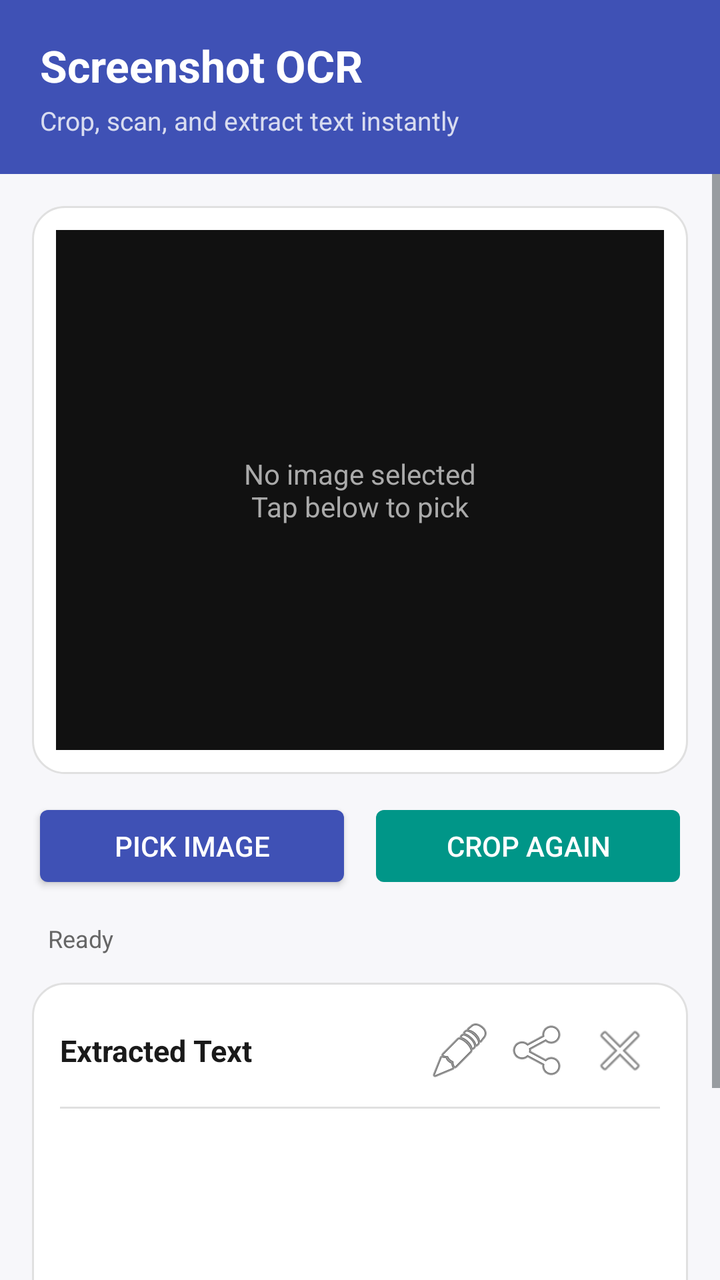
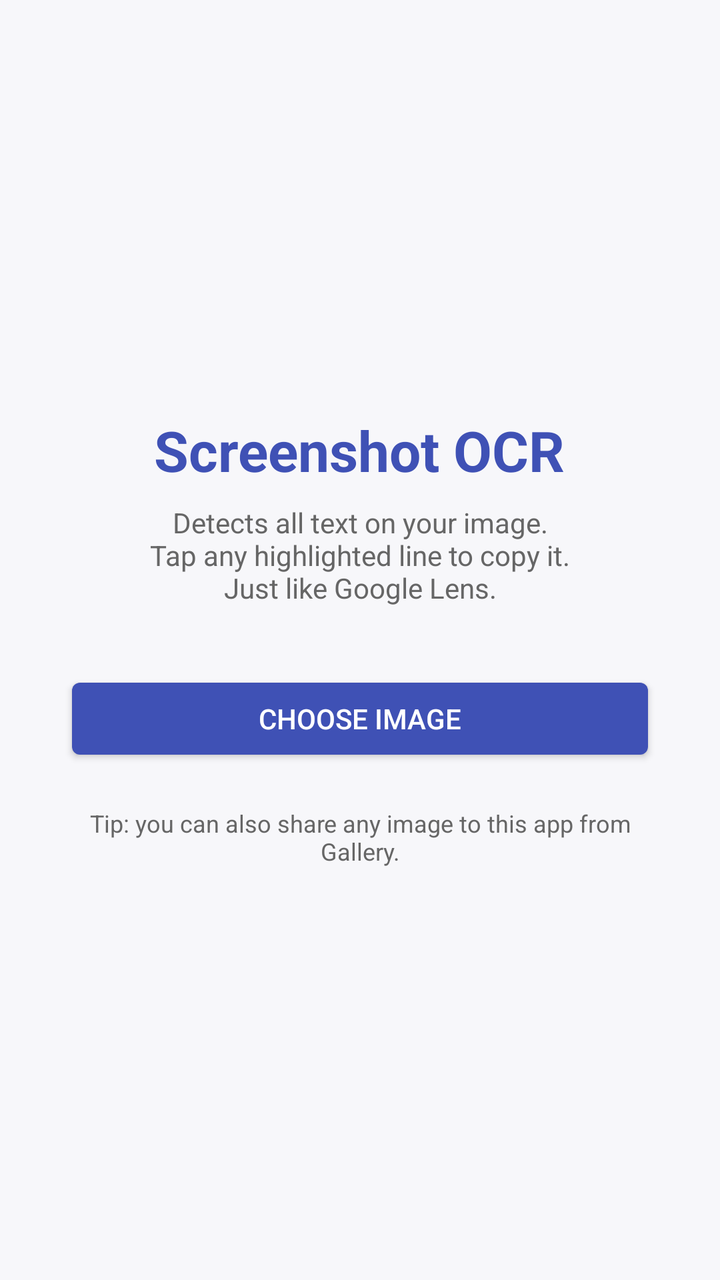

An Android layout rendered at two revisions. The XML below is the earlier revision; the diff shows what the commit changed to produce the second picture.
<!-- AndroidManifest.xml: application theme AppTheme -->
<!-- res/layout/activity_main.xml -->
<?xml version="1.0" encoding="utf-8"?>
<FrameLayout xmlns:android="http://schemas.android.com/apk/res/android"
    android:layout_width="match_parent"
    android:layout_height="match_parent"
    android:background="@color/bg">

    <LinearLayout
        android:layout_width="match_parent"
        android:layout_height="match_parent"
        android:orientation="vertical">

        <LinearLayout
            android:layout_width="match_parent"
            android:layout_height="wrap_content"
            android:orientation="vertical"
            android:background="@color/primary"
            android:paddingStart="20dp"
            android:paddingEnd="20dp"
            android:paddingTop="18dp"
            android:paddingBottom="18dp">

            <TextView
                android:layout_width="wrap_content"
                android:layout_height="wrap_content"
                android:text="Screenshot OCR"
                android:textColor="#FFFFFF"
                android:textSize="22sp"
                android:textStyle="bold" />

            <TextView
                android:layout_width="wrap_content"
                android:layout_height="wrap_content"
                android:text="Crop, scan, and extract text instantly"
                android:textColor="#CCFFFFFF"
                android:textSize="13sp"
                android:layout_marginTop="4dp" />
        </LinearLayout>

        <ScrollView
            android:layout_width="match_parent"
            android:layout_height="match_parent"
            android:fillViewport="true">

            <LinearLayout
                android:layout_width="match_parent"
                android:layout_height="wrap_content"
                android:orientation="vertical"
                android:padding="16dp">

                <LinearLayout
                    android:layout_width="match_parent"
                    android:layout_height="wrap_content"
                    android:orientation="vertical"
                    android:background="@drawable/card_bg"
                    android:padding="12dp">

                    <FrameLayout
                        android:layout_width="match_parent"
                        android:layout_height="260dp"
                        android:background="#111111">

                        <ImageView
                            android:id="@+id/preview"
                            android:layout_width="match_parent"
                            android:layout_height="match_parent"
                            android:scaleType="fitCenter"
                            android:contentDescription="Preview" />

                        <TextView
                            android:id="@+id/emptyHint"
                            android:layout_width="wrap_content"
                            android:layout_height="wrap_content"
                            android:layout_gravity="center"
                            android:text="No image selected\nTap below to pick"
                            android:textColor="#AAAAAA"
                            android:textSize="14sp"
                            android:gravity="center" />
                    </FrameLayout>
                </LinearLayout>

                <LinearLayout
                    android:layout_width="match_parent"
                    android:layout_height="wrap_content"
                    android:orientation="horizontal"
                    android:layout_marginTop="12dp">

                    <Button
                        android:id="@+id/pickBtn"
                        android:layout_width="0dp"
                        android:layout_height="wrap_content"
                        android:layout_weight="1"
                        android:backgroundTint="@color/primary"
                        android:textColor="#FFFFFF"
                        android:text="Pick Image" />

                    <Button
                        android:id="@+id/scanAllBtn"
                        android:layout_width="0dp"
                        android:layout_height="wrap_content"
                        android:layout_weight="1"
                        android:layout_marginStart="8dp"
                        android:backgroundTint="@color/accent"
                        android:textColor="#FFFFFF"
                        android:text="Crop Again"
                        android:enabled="false" />
                </LinearLayout>

                <LinearLayout
                    android:layout_width="match_parent"
                    android:layout_height="wrap_content"
                    android:orientation="horizontal"
                    android:gravity="center_vertical"
                    android:layout_marginTop="14dp">

                    <ProgressBar
                        android:id="@+id/progress"
                        android:layout_width="20dp"
                        android:layout_height="20dp"
                        android:visibility="gone" />

                    <TextView
                        android:id="@+id/status"
                        android:layout_width="0dp"
                        android:layout_height="wrap_content"
                        android:layout_weight="1"
                        android:layout_marginStart="8dp"
                        android:text="Ready"
                        android:textColor="@color/textSecondary"
                        android:textSize="12sp" />
                </LinearLayout>

                <LinearLayout
                    android:layout_width="match_parent"
                    android:layout_height="wrap_content"
                    android:orientation="vertical"
                    android:background="@drawable/card_bg"
                    android:padding="14dp"
                    android:layout_marginTop="14dp">

                    <LinearLayout
                        android:layout_width="match_parent"
                        android:layout_height="wrap_content"
                        android:orientation="horizontal"
                        android:gravity="center_vertical">

                        <TextView
                            android:layout_width="0dp"
                            android:layout_height="wrap_content"
                            android:layout_weight="1"
                            android:text="Extracted Text"
                            android:textColor="@color/textPrimary"
                            android:textSize="15sp"
                            android:textStyle="bold" />

                        <ImageButton
                            android:id="@+id/copyBtn"
                            android:layout_width="40dp"
                            android:layout_height="40dp"
                            android:background="?android:attr/selectableItemBackgroundBorderless"
                            android:src="@android:drawable/ic_menu_edit"
                            android:contentDescription="Copy" />

                        <ImageButton
                            android:id="@+id/shareBtn"
                            android:layout_width="40dp"
                            android:layout_height="40dp"
                            android:background="?android:attr/selectableItemBackgroundBorderless"
                            android:src="@android:drawable/ic_menu_share"
                            android:contentDescription="Share" />

                        <ImageButton
                            android:id="@+id/clearBtn"
                            android:layout_width="40dp"
                            android:layout_height="40dp"
                            android:background="?android:attr/selectableItemBackgroundBorderless"
                            android:src="@android:drawable/ic_menu_close_clear_cancel"
                            android:contentDescription="Clear" />
                    </LinearLayout>

                    <View
                        android:layout_width="match_parent"
                        android:layout_height="1dp"
                        android:background="@color/divider"
                        android:layout_marginTop="8dp"
                        android:layout_marginBottom="8dp" />

                    <TextView
                        android:id="@+id/resultText"
                        android:layout_width="match_parent"
                        android:layout_height="wrap_content"
                        android:minHeight="140dp"
                        android:textSize="15sp"
                        android:textColor="@color/textPrimary"
                        android:textIsSelectable="true"
                        android:lineSpacingExtra="3dp" />
                </LinearLayout>

                <View
                    android:layout_width="match_parent"
                    android:layout_height="24dp" />
            </LinearLayout>
        </ScrollView>
    </LinearLayout>

</FrameLayout>
<!-- resources referenced by this layout -->
<resources>
  <color name="accent">#009688</color>
  <color name="bg">#F7F7FA</color>
  <color name="divider">#E0E0E0</color>
  <color name="primary">#3F51B5</color>
  <color name="textPrimary">#1A1A1A</color>
  <color name="textSecondary">#666666</color>
  <!-- drawable card_bg (drawable) -->
  <?xml version="1.0" encoding="utf-8"?>
  <shape xmlns:android="http://schemas.android.com/apk/res/android"
      android:shape="rectangle">
      <solid android:color="@color/cardBg" />
      <corners android:radius="16dp" />
      <stroke android:width="1dp" android:color="@color/divider" />
  </shape>
  <style name="AppTheme" parent="@android:style/Theme.DeviceDefault.Light">
          <item name="android:colorPrimary">@color/primary</item>
          <item name="android:colorPrimaryDark">@color/primaryDark</item>
          <item name="android:colorAccent">@color/accent</item>
          <item name="android:windowBackground">@color/bg</item>
          <item name="android:statusBarColor">@color/primaryDark</item>
      </style>
  <color name="cardBg">#FFFFFF</color>
  <color name="primaryDark">#303F9F</color>
</resources>

<!-- the commit's change to res/layout/activity_main.xml (unified diff, before → after) -->
@@ -1,205 +1,46 @@
 <?xml version="1.0" encoding="utf-8"?>
-<FrameLayout xmlns:android="http://schemas.android.com/apk/res/android"
+<LinearLayout xmlns:android="http://schemas.android.com/apk/res/android"
     android:layout_width="match_parent"
     android:layout_height="match_parent"
-    android:background="@color/bg">
+    android:orientation="vertical"
+    android:background="@color/bg"
+    android:gravity="center"
+    android:padding="32dp">
 
-    <LinearLayout
+    <TextView
+        android:layout_width="wrap_content"
+        android:layout_height="wrap_content"
+        android:text="Screenshot OCR"
+        android:textSize="28sp"
+        android:textStyle="bold"
+        android:textColor="@color/primary" />
+
+    <TextView
         android:layout_width="match_parent"
-        android:layout_height="match_parent"
-        android:orientation="vertical">
+        android:layout_height="wrap_content"
+        android:layout_marginTop="8dp"
+        android:gravity="center"
+        android:text="Detects all text on your image.\nTap any highlighted line to copy it.\nJust like Google Lens."
+        android:textSize="14sp"
+        android:textColor="@color/textSecondary" />
 
-        <LinearLayout
-            android:layout_width="match_parent"
-            android:layout_height="wrap_content"
-            android:orientation="vertical"
-            android:background="@color/primary"
-            android:paddingStart="20dp"
-            android:paddingEnd="20dp"
-            android:paddingTop="18dp"
-            android:paddingBottom="18dp">
+    <Button
+        android:id="@+id/pickBtn"
+        android:layout_width="match_parent"
+        android:layout_height="wrap_content"
+        android:layout_marginTop="32dp"
+        android:backgroundTint="@color/primary"
+        android:textColor="#FFFFFF"
+        android:paddingVertical="14dp"
+        android:text="Choose Image" />
 
-            <TextView
-                android:layout_width="wrap_content"
-                android:layout_height="wrap_content"
-                android:text="Screenshot OCR"
-                android:textColor="#FFFFFF"
-                android:textSize="22sp"
-                android:textStyle="bold" />
+    <TextView
+        android:layout_width="match_parent"
+        android:layout_height="wrap_content"
+        android:layout_marginTop="20dp"
+        android:gravity="center"
+        android:text="Tip: you can also share any image to this app from Gallery."
+        android:textSize="12sp"
+        android:textColor="@color/textSecondary" />
 
-            <TextView
-                android:layout_width="wrap_content"
-                android:layout_height="wrap_content"
-                android:text="Crop, scan, and extract text instantly"
-                android:textColor="#CCFFFFFF"
-                android:textSize="13sp"
-                android:layout_marginTop="4dp" />
-        </LinearLayout>
-
-        <ScrollView
-            android:layout_width="match_parent"
-            android:layout_height="match_parent"
-            android:fillViewport="true">
-
-            <LinearLayout
-                android:layout_width="match_parent"
-                android:layout_height="wrap_content"
-                android:orientation="vertical"
-                android:padding="16dp">
-
-                <LinearLayout
-                    android:layout_width="match_parent"
-                    android:layout_height="wrap_content"
-                    android:orientation="vertical"
-                    android:background="@drawable/card_bg"
-                    android:padding="12dp">
-
-                    <FrameLayout
-                        android:layout_width="match_parent"
-                        android:layout_height="260dp"
-                        android:background="#111111">
-
-                        <ImageView
-                            android:id="@+id/preview"
-                            android:layout_width="match_parent"
-                            android:layout_height="match_parent"
-                            android:scaleType="fitCenter"
-                            android:contentDescription="Preview" />
-
-                        <TextView
-                            android:id="@+id/emptyHint"
-                            android:layout_width="wrap_content"
-                            android:layout_height="wrap_content"
-                            android:layout_gravity="center"
-                            android:text="No image selected\nTap below to pick"
-                            android:textColor="#AAAAAA"
-                            android:textSize="14sp"
-                            android:gravity="center" />
-                    </FrameLayout>
-                </LinearLayout>
-
-                <LinearLayout
-                    android:layout_width="match_parent"
-                    android:layout_height="wrap_content"
-                    android:orientation="horizontal"
-                    android:layout_marginTop="12dp">
-
-                    <Button
-                        android:id="@+id/pickBtn"
-                        android:layout_width="0dp"
-                        android:layout_height="wrap_content"
-                        android:layout_weight="1"
-                        android:backgroundTint="@color/primary"
-                        android:textColor="#FFFFFF"
-                        android:text="Pick Image" />
-
-                    <Button
-                        android:id="@+id/scanAllBtn"
-                        android:layout_width="0dp"
-                        android:layout_height="wrap_content"
-                        android:layout_weight="1"
-                        android:layout_marginStart="8dp"
-                        android:backgroundTint="@color/accent"
-                        android:textColor="#FFFFFF"
-                        android:text="Crop Again"
-                        android:enabled="false" />
-                </LinearLayout>
-
-                <LinearLayout
-                    android:layout_width="match_parent"
-                    android:layout_height="wrap_content"
-                    android:orientation="horizontal"
-                    android:gravity="center_vertical"
-                    android:layout_marginTop="14dp">
-
-                    <ProgressBar
-                        android:id="@+id/progress"
-                        android:layout_width="20dp"
-                        android:layout_height="20dp"
-                        android:visibility="gone" />
-
-                    <TextView
-                        android:id="@+id/status"
-                        android:layout_width="0dp"
-                        android:layout_height="wrap_content"
-                        android:layout_weight="1"
-                        android:layout_marginStart="8dp"
-                        android:text="Ready"
-                        android:textColor="@color/textSecondary"
-                        android:textSize="12sp" />
-                </LinearLayout>
-
-                <LinearLayout
-                    android:layout_width="match_parent"
-                    android:layout_height="wrap_content"
-                    android:orientation="vertical"
-                    android:background="@drawable/card_bg"
-                    android:padding="14dp"
-                    android:layout_marginTop="14dp">
-
-                    <LinearLayout
-                        android:layout_width="match_parent"
-                        android:layout_height="wrap_content"
-                        android:orientation="horizontal"
-                        android:gravity="center_vertical">
-
-                        <TextView
-                            android:layout_width="0dp"
-                            android:layout_height="wrap_content"
-                            android:layout_weight="1"
-                            android:text="Extracted Text"
-                            android:textColor="@color/textPrimary"
-                            android:textSize="15sp"
-                            android:textStyle="bold" />
-
-                        <ImageButton
-                            android:id="@+id/copyBtn"
-                            android:layout_width="40dp"
-                            android:layout_height="40dp"
-                            android:background="?android:attr/selectableItemBackgroundBorderless"
-                            android:src="@android:drawable/ic_menu_edit"
-                            android:contentDescription="Copy" />
-
-                        <ImageButton
-                            android:id="@+id/shareBtn"
-                            android:layout_width="40dp"
-                            android:layout_height="40dp"
-                            android:background="?android:attr/selectableItemBackgroundBorderless"
-                            android:src="@android:drawable/ic_menu_share"
-                            android:contentDescription="Share" />
-
-                        <ImageButton
-                            android:id="@+id/clearBtn"
-                            android:layout_width="40dp"
-                            android:layout_height="40dp"
-                            android:background="?android:attr/selectableItemBackgroundBorderless"
-                            android:src="@android:drawable/ic_menu_close_clear_cancel"
-                            android:contentDescription="Clear" />
-                    </LinearLayout>
-
-                    <View
-                        android:layout_width="match_parent"
-                        android:layout_height="1dp"
-                        android:background="@color/divider"
-                        android:layout_marginTop="8dp"
-                        android:layout_marginBottom="8dp" />
-
-                    <TextView
-                        android:id="@+id/resultText"
-                        android:layout_width="match_parent"
-                        android:layout_height="wrap_content"
-                        android:minHeight="140dp"
-                        android:textSize="15sp"
-                        android:textColor="@color/textPrimary"
-                        android:textIsSelectable="true"
-                        android:lineSpacingExtra="3dp" />
-                </LinearLayout>
-
-                <View
-                    android:layout_width="match_parent"
-                    android:layout_height="24dp" />
-            </LinearLayout>
-        </ScrollView>
-    </LinearLayout>
-
-</FrameLayout>
+</LinearLayout>
<!-- resource entries referenced after the edit -->
@@ -2,18 +2,8 @@
 <resources>
   <color name="accent">#009688</color>
   <color name="bg">#F7F7FA</color>
-  <color name="divider">#E0E0E0</color>
   <color name="primary">#3F51B5</color>
-  <color name="textPrimary">#1A1A1A</color>
   <color name="textSecondary">#666666</color>
-  <!-- drawable card_bg (drawable) -->
-  <?xml version="1.0" encoding="utf-8"?>
-  <shape xmlns:android="http://schemas.android.com/apk/res/android"
-      android:shape="rectangle">
-      <solid android:color="@color/cardBg" />
-      <corners android:radius="16dp" />
-      <stroke android:width="1dp" android:color="@color/divider" />
-  </shape>
   <style name="AppTheme" parent="@android:style/Theme.DeviceDefault.Light">
           <item name="android:colorPrimary">@color/primary</item>
           <item name="android:colorPrimaryDark">@color/primaryDark</item>
@@ -21,7 +11,6 @@
           <item name="android:windowBackground">@color/bg</item>
           <item name="android:statusBarColor">@color/primaryDark</item>
       </style>
-  <color name="cardBg">#FFFFFF</color>
   <color name="primaryDark">#303F9F</color>
 </resources>
 
